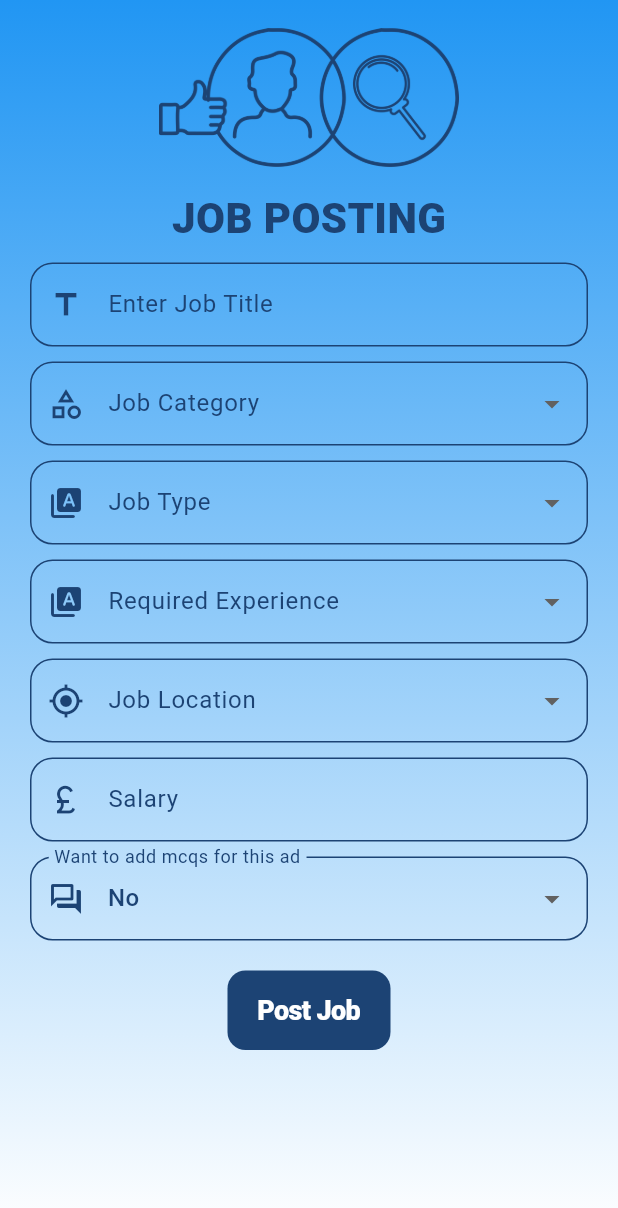
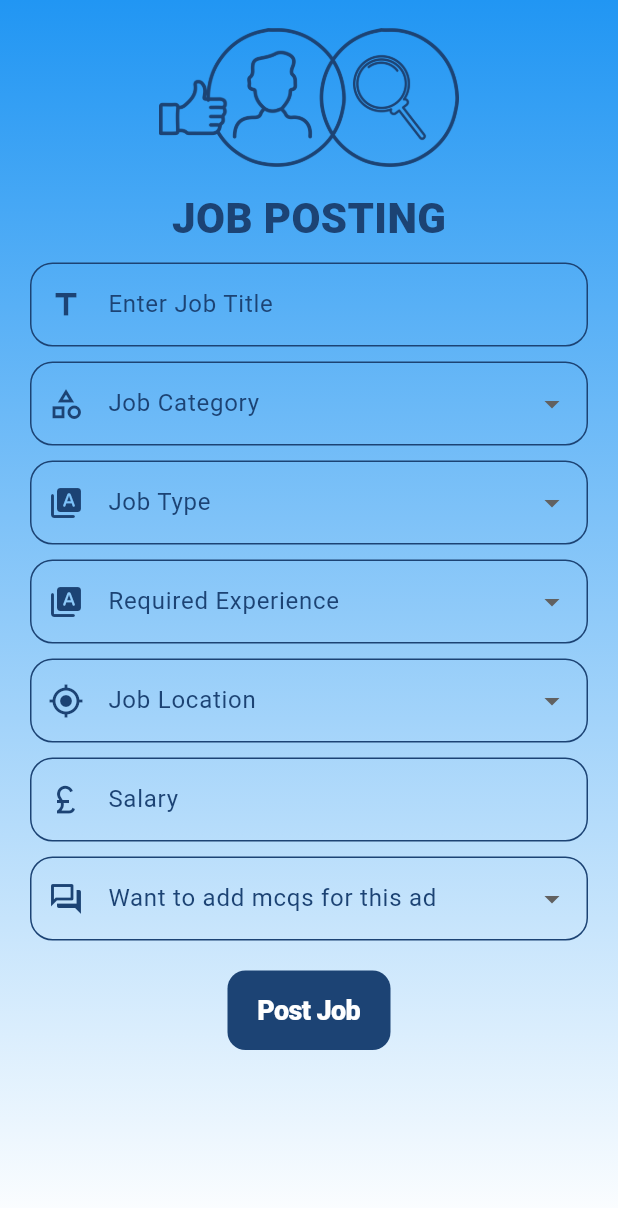
Before and after one commit to Saif334476/saat_recruitment, a Flutter app: the CompanyNewAdPosting screen opened directly, on a phone screen of 412 x 824 dp. Shown: the top 1208 px of the screen. Run offline on Flutter 3.47's test engine with Material 3 defaults, Android fonts, the phone set to English and light mode, and no system bars; our stand-ins replace cloud_firestore, file_picker, firebase_auth, firebase_core, firebase_storage, gap and 1 more; missing offline and left inert: email_otp, firebase_app_check, flutter_pdfview; accounts and stored records are empty.

Commit message:
cleared bugs from company_dashboard

```diff
--- a/lib/company_pages/company_dashboard.dart
+++ b/lib/company_pages/company_dashboard.dart
@@ -20,7 +20,7 @@ class CompanyDashBoardState extends State<CompanyDashBoard> {
 
   final List<Widget> _children = [
     HomePage(),
-    const CompanyNewAdPosting(jobAdId: null,),
+    const CompanyNewAdPosting(jobAdData: null,jobAdId: null,),
     const CompanyProfilePage(),
   ];
 
--- a/lib/company_pages/company_new_ad_posting.dart
+++ b/lib/company_pages/company_new_ad_posting.dart
@@ -1,13 +1,10 @@
-import 'package:cloud_firestore/cloud_firestore.dart';
 import 'package:firebase_auth/firebase_auth.dart';
 import 'package:flutter/cupertino.dart';
 import 'package:flutter/material.dart';
 import 'package:saat_recruitment/company_pages/ad_mcqs.dart';
 import 'package:saat_recruitment/reusable_widgets/reusable_widget.dart';
-
 import '../Models/mcq_model.dart';
 import 'ad_preview_page.dart';
-import 'company_upload_documents.dart';
 
 class CompanyNewAdPosting extends StatefulWidget {
   final String? jobAdId;
@@ -35,7 +32,6 @@ class CompanyNewAdPostingState extends State<CompanyNewAdPosting> {
 
   @override
   void dispose() {
-    _selectedOption = "";
     super.dispose();
   }
 
@@ -43,6 +39,7 @@ class CompanyNewAdPostingState extends State<CompanyNewAdPosting> {
   void initState() {
     super.initState();
     if (widget.jobAdData != null) {
+      _selectedOption = widget.jobAdData!['selectedOption'] ?? 'No';
       _jobTitle.text = widget.jobAdData!['jobTitle'];
       _selectedCategory = widget.jobAdData!['selectedCategory'];
       _location = widget.jobAdData!['location'];
@@ -55,6 +52,9 @@ class CompanyNewAdPostingState extends State<CompanyNewAdPosting> {
 
   @override
   Widget build(BuildContext context) {
+
+    print('_selectedOption: $_selectedOption');
+
     return Scaffold(
       body: Container(
           decoration: const BoxDecoration(
@@ -281,10 +281,10 @@ class CompanyNewAdPostingState extends State<CompanyNewAdPosting> {
                               items: [
                                 'Yes',
                                 'No',
-                              ].map((jobExperience) {
+                              ].map((valued) {
                                 return DropdownMenuItem(
-                                  value: jobExperience,
-                                  child: Text(jobExperience),
+                                  value: valued,
+                                  child: Text(valued),
                                 );
                               }).toList(),
                               validator: (value) {
@@ -293,10 +293,9 @@ class CompanyNewAdPostingState extends State<CompanyNewAdPosting> {
                                 }
                                 return null;
                               },
-                              onChanged: (value) {
+                              onChanged: (valued) {
                                 setState(() {
-                                  //               _requiredExperience = value;
-                                  _selectedOption = value;
+                                  _selectedOption = valued;
                                 });
                               },
                               text: 'Want to add mcqs for this ad',
--- a/lib/reusable_widgets/reusable_widget.dart
+++ b/lib/reusable_widgets/reusable_widget.dart
@@ -85,22 +85,22 @@ SizedBox elevatedButton(String text, Function onPressed,
                 color: Colors.white, fontWeight: FontWeight.bold, fontSize: 23),
           )));
 }
-
-DropdownButtonFormField dropDown(
-    {required String text,
-      required String? value,
-    required IconData icon,
-    Function(dynamic)? onSaved,
-    required String? Function(dynamic) validator,
-    required Function(dynamic) onChanged,
-    required List<DropdownMenuItem<dynamic>>? items}) {
+DropdownButtonFormField dropDown({
+  required String text,
+  required String? value,
+  required IconData icon,
+  Function(dynamic)? onSaved,
+  required String? Function(dynamic?)? validator, // Update here
+  required Function(dynamic?)? onChanged, // Update here
+  required List<DropdownMenuItem<dynamic>>? items,
+}) {
   return DropdownButtonFormField(
-    value:value ,
     decoration: InputDecoration(
       errorStyle: const TextStyle(color: Colors.red),
       errorBorder: OutlineInputBorder(
-          borderSide: const BorderSide(color: Colors.red),
-          borderRadius: BorderRadius.circular(15)),
+        borderSide: const BorderSide(color: Colors.red),
+        borderRadius: BorderRadius.circular(15),
+      ),
       border: OutlineInputBorder(
         borderSide: const BorderSide(color: Colors.black12),
         borderRadius: BorderRadius.circular(15),
@@ -111,7 +111,7 @@ DropdownButtonFormField dropDown(
     items: items,
     onSaved: onSaved,
     dropdownColor: const Color(0xFF97C5FF),
-    validator: validator,
+    validator: validator, // No need for null check
     onChanged: onChanged,
   );
 }
```
